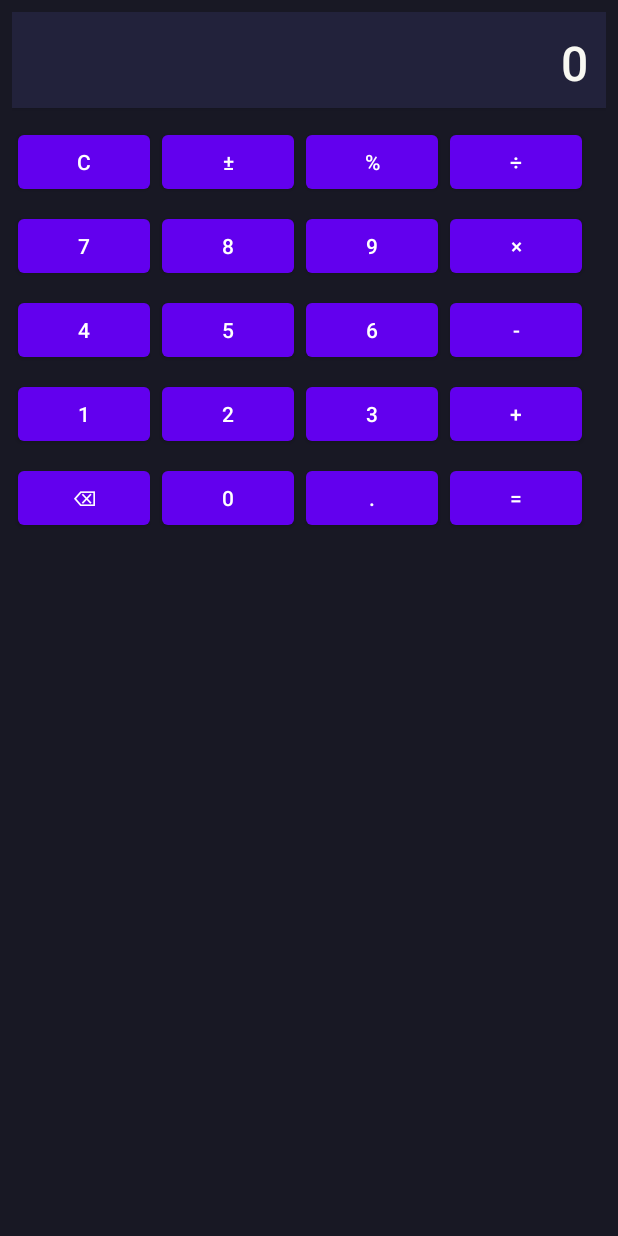
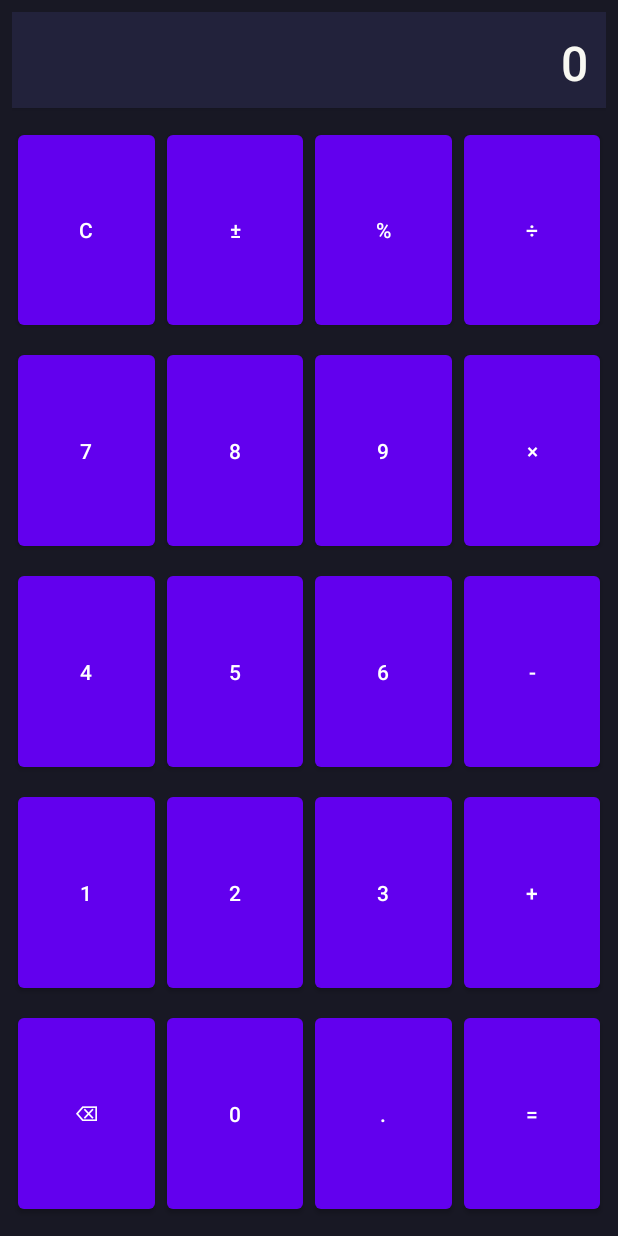
Before and after one commit to michaellamykin2011-create/calc, an Android app built with Jetpack Compose: the screen it shows after launch (MainActivity), on a phone screen of 412 x 824 dp. Run offline under Robolectric (Android 15) with nearby library versions, the phone set to English and light mode, and no system bars.

Commit message:
размер кнопок

```diff
--- a/app/src/main/res/layout/activity_main.xml
+++ b/app/src/main/res/layout/activity_main.xml
@@ -7,7 +7,6 @@
     android:layout_height="match_parent"
     android:padding="8dp">
 
-    <!-- Дисплей -->
     <TextView
         android:id="@+id/tvResult"
         android:layout_width="match_parent"
@@ -23,7 +22,6 @@
         android:fontFamily="sans-serif-medium"
         android:layout_gravity="center"/>
 
-    <!-- Кнопки -->
     <GridLayout
         android:id="@+id/gridLayout"
         android:layout_width="match_parent"
@@ -35,34 +33,209 @@
         android:alignmentMode="alignMargins"
         android:rowOrderPreserved="false">
 
-        <!-- 1 строка -->
-        <Button android:id="@+id/btnClear" android:text="C" android:layout_row="0" android:layout_column="0"/>
-        <Button android:id="@+id/btnSign" android:text="±" android:layout_row="0" android:layout_column="1"/>
-        <Button android:id="@+id/btnPercent" android:text="%" android:layout_row="0" android:layout_column="2"/>
-        <Button android:id="@+id/btnDivide" android:text="÷" android:layout_row="0" android:layout_column="3"/>
+        <Button
+            android:id="@+id/btnClear"
+            android:text="C"
+            android:layout_row="0"
+            android:layout_column="0"
+            android:layout_width="0dp"
+            android:layout_height="0dp"
+            android:layout_columnWeight="1"
+            android:layout_rowWeight="1"
+            android:layout_gravity="fill" />
+        <Button
+            android:id="@+id/btnSign"
+            android:text="±"
+            android:layout_row="0"
+            android:layout_column="1"
+            android:layout_width="0dp"
+            android:layout_height="0dp"
+            android:layout_columnWeight="1"
+            android:layout_rowWeight="1"
+            android:layout_gravity="fill" />
+        <Button
+            android:id="@+id/btnPercent"
+            android:text="%"
+            android:layout_row="0"
+            android:layout_column="2"
+            android:layout_width="0dp"
+            android:layout_height="0dp"
+            android:layout_columnWeight="1"
+            android:layout_rowWeight="1"
+            android:layout_gravity="fill" />
+        <Button
+            android:id="@+id/btnDivide"
+            android:text="÷"
+            android:layout_row="0"
+            android:layout_column="3"
+            android:layout_width="0dp"
+            android:layout_height="0dp"
+            android:layout_columnWeight="1"
+            android:layout_rowWeight="1"
+            android:layout_gravity="fill" />
 
-        <!-- 2 строка -->
-        <Button android:id="@+id/btn7" android:text="7" android:layout_row="1" android:layout_column="0"/>
-        <Button android:id="@+id/btn8" android:text="8" android:layout_row="1" android:layout_column="1"/>
-        <Button android:id="@+id/btn9" android:text="9" android:layout_row="1" android:layout_column="2"/>
-        <Button android:id="@+id/btnMultiply" android:text="×" android:layout_row="1" android:layout_column="3"/>
+        <Button
+            android:id="@+id/btn7"
+            android:text="7"
+            android:layout_row="1"
+            android:layout_column="0"
+            android:layout_width="0dp"
+            android:layout_height="0dp"
+            android:layout_columnWeight="1"
+            android:layout_rowWeight="1"
+            android:layout_gravity="fill" />
+        <Button
+            android:id="@+id/btn8"
+            android:text="8"
+            android:layout_row="1"
+            android:layout_column="1"
+            android:layout_width="0dp"
+            android:layout_height="0dp"
+            android:layout_columnWeight="1"
+            android:layout_rowWeight="1"
+            android:layout_gravity="fill" />
+        <Button
+            android:id="@+id/btn9"
+            android:text="9"
+            android:layout_row="1"
+            android:layout_column="2"
+            android:layout_width="0dp"
+            android:layout_height="0dp"
+            android:layout_columnWeight="1"
+            android:layout_rowWeight="1"
+            android:layout_gravity="fill" />
+        <Button
+            android:id="@+id/btnMultiply"
+            android:text="×"
+            android:layout_row="1"
+            android:layout_column="3"
+            android:layout_width="0dp"
+            android:layout_height="0dp"
+            android:layout_columnWeight="1"
+            android:layout_rowWeight="1"
+            android:layout_gravity="fill" />
 
-        <!-- 3 строка -->
-        <Button android:id="@+id/btn4" android:text="4" android:layout_row="2" android:layout_column="0"/>
-        <Button android:id="@+id/btn5" android:text="5" android:layout_row="2" android:layout_column="1"/>
-        <Button android:id="@+id/btn6" android:text="6" android:layout_row="2" android:layout_column="2"/>
-        <Button android:id="@+id/btnMinus" android:text="-" android:layout_row="2" android:layout_column="3"/>
+        <Button
+            android:id="@+id/btn4"
+            android:text="4"
+            android:layout_row="2"
+            android:layout_column="0"
+            android:layout_width="0dp"
+            android:layout_height="0dp"
+            android:layout_columnWeight="1"
+            android:layout_rowWeight="1"
+            android:layout_gravity="fill" />
+        <Button
+            android:id="@+id/btn5"
+            android:text="5"
+            android:layout_row="2"
+            android:layout_column="1"
+            android:layout_width="0dp"
+            android:layout_height="0dp"
+            android:layout_columnWeight="1"
+            android:layout_rowWeight="1"
+            android:layout_gravity="fill" />
+        <Button
+            android:id="@+id/btn6"
+            android:text="6"
+            android:layout_row="2"
+            android:layout_column="2"
+            android:layout_width="0dp"
+            android:layout_height="0dp"
+            android:layout_columnWeight="1"
+            android:layout_rowWeight="1"
+            android:layout_gravity="fill" />
+        <Button
+            android:id="@+id/btnMinus"
+            android:text="-"
+            android:layout_row="2"
+            android:layout_column="3"
+            android:layout_width="0dp"
+            android:layout_height="0dp"
+            android:layout_columnWeight="1"
+            android:layout_rowWeight="1"
+            android:layout_gravity="fill" />
 
-        <!-- 4 строка -->
-        <Button android:id="@+id/btn1" android:text="1" android:layout_row="3" android:layout_column="0"/>
-        <Button android:id="@+id/btn2" android:text="2" android:layout_row="3" android:layout_column="1"/>
-        <Button android:id="@+id/btn3" android:text="3" android:layout_row="3" android:layout_column="2"/>
-        <Button android:id="@+id/btnPlus" android:text="+" android:layout_row="3" android:layout_column="3"/>
+        <Button
+            android:id="@+id/btn1"
+            android:text="1"
+            android:layout_row="3"
+            android:layout_column="0"
+            android:layout_width="0dp"
+            android:layout_height="0dp"
+            android:layout_columnWeight="1"
+            android:layout_rowWeight="1"
+            android:layout_gravity="fill" />
+        <Button
+            android:id="@+id/btn2"
+            android:text="2"
+            android:layout_row="3"
+            android:layout_column="1"
+            android:layout_width="0dp"
+            android:layout_height="0dp"
+            android:layout_columnWeight="1"
+            android:layout_rowWeight="1"
+            android:layout_gravity="fill" />
+        <Button
+            android:id="@+id/btn3"
+            android:text="3"
+            android:layout_row="3"
+            android:layout_column="2"
+            android:layout_width="0dp"
+            android:layout_height="0dp"
+            android:layout_columnWeight="1"
+            android:layout_rowWeight="1"
+            android:layout_gravity="fill" />
+        <Button
+            android:id="@+id/btnPlus"
+            android:text="+"
+            android:layout_row="3"
+            android:layout_column="3"
+            android:layout_width="0dp"
+            android:layout_height="0dp"
+            android:layout_columnWeight="1"
+            android:layout_rowWeight="1"
+            android:layout_gravity="fill" />
 
-        <!-- 5 строка -->
-        <Button android:id="@+id/btnBack" android:text="⌫" android:layout_row="4" android:layout_column="0"/>
-        <Button android:id="@+id/btn0" android:text="0" android:layout_row="4" android:layout_column="1"/>
-        <Button android:id="@+id/btnDot" android:text="." android:layout_row="4" android:layout_column="2"/>
-        <Button android:id="@+id/btnEqual" android:text="=" android:layout_row="4" android:layout_column="3"/>
+        <Button
+            android:id="@+id/btnBack"
+            android:text="⌫"
+            android:layout_row="4"
+            android:layout_column="0"
+            android:layout_width="0dp"
+            android:layout_height="0dp"
+            android:layout_columnWeight="1"
+            android:layout_rowWeight="1"
+            android:layout_gravity="fill" />
+        <Button
+            android:id="@+id/btn0"
+            android:text="0"
+            android:layout_row="4"
+            android:layout_column="1"
+            android:layout_width="0dp"
+            android:layout_height="0dp"
+            android:layout_columnWeight="1"
+            android:layout_rowWeight="1"
+            android:layout_gravity="fill" />
+        <Button
+            android:id="@+id/btnDot"
+            android:text="."
+            android:layout_row="4"
+            android:layout_column="2"
+            android:layout_width="0dp"
+            android:layout_height="0dp"
+            android:layout_columnWeight="1"
+            android:layout_rowWeight="1"
+            android:layout_gravity="fill" />
+        <Button
+            android:id="@+id/btnEqual"
+            android:text="="
+            android:layout_row="4"
+            android:layout_column="3"
+            android:layout_width="0dp"
+            android:layout_height="0dp"
+            android:layout_columnWeight="1"
+            android:layout_rowWeight="1"
+            android:layout_gravity="fill" />
     </GridLayout>
 </LinearLayout>
```
